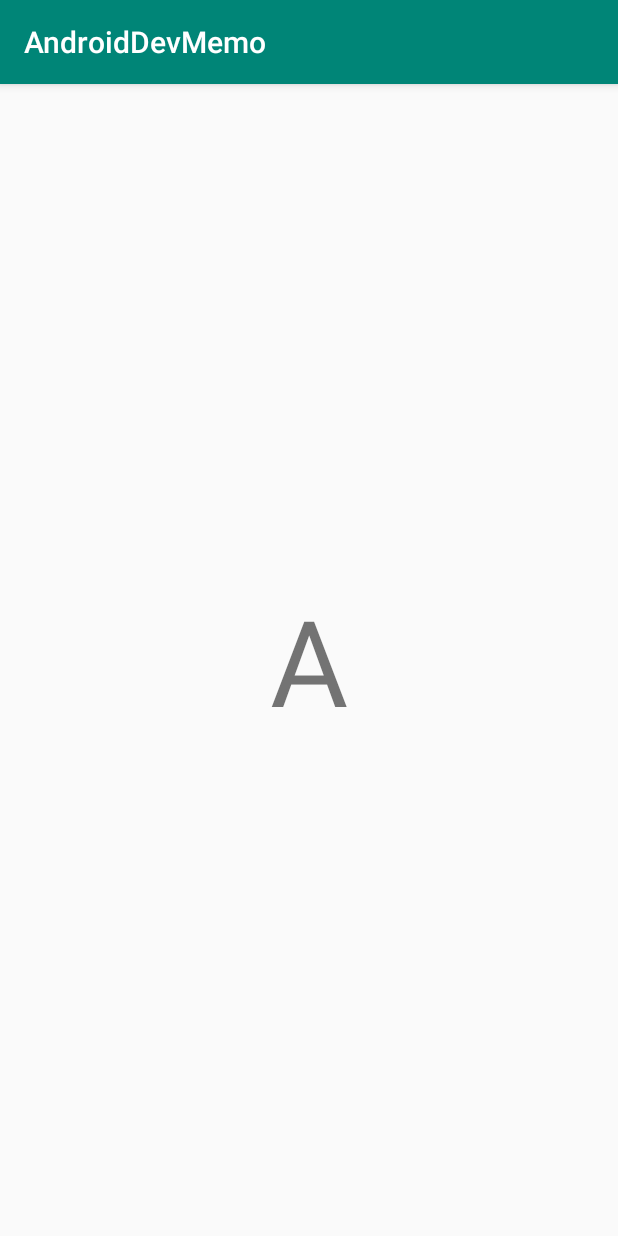
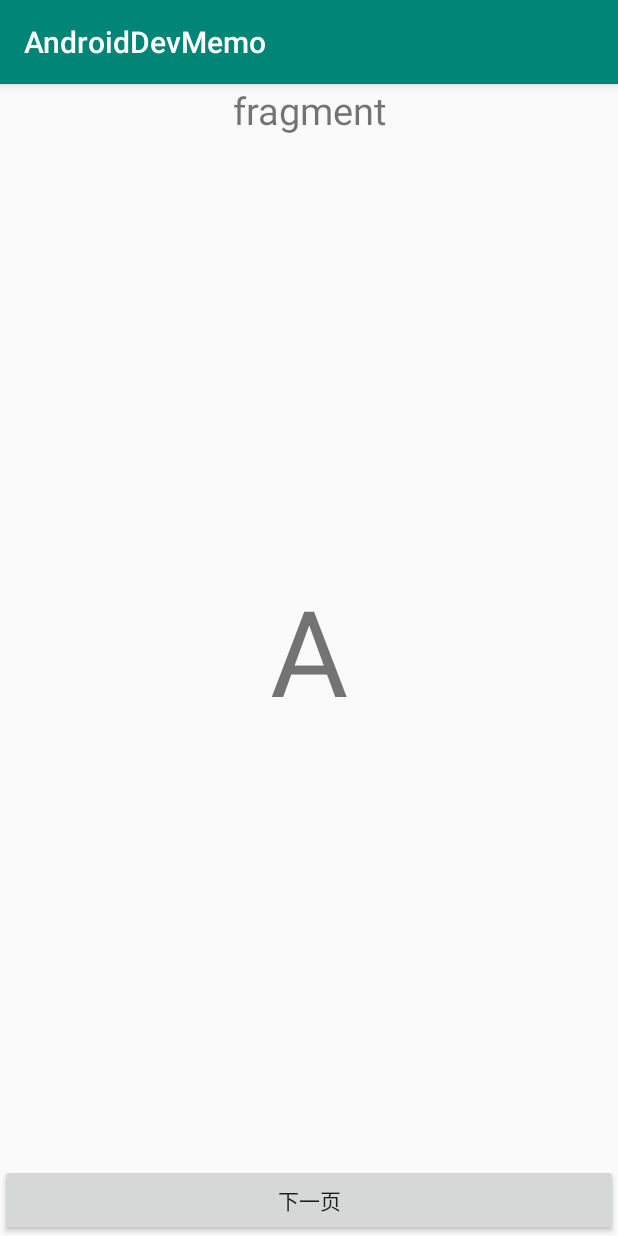
Before and after one commit to shusheng007/AndroidDevMemo, an Android app: the FragmentA screen opened directly, with no data from a screen before it, on a phone screen of 412 x 824 dp. Run offline under Robolectric (Android 15) with nearby library versions, the phone set to English and light mode, and no system bars.

Commit message:
feature：add fragment demo

```diff
--- a/app/src/main/AndroidManifest.xml
+++ b/app/src/main/AndroidManifest.xml
@@ -11,7 +11,9 @@
         android:roundIcon="@mipmap/ic_launcher_round"
         android:supportsRtl="true"
         android:theme="@style/AppTheme">
-        <activity android:name=".fragments.FragmentDemoActivity"></activity>
+        <activity
+            android:name=".fragments.FragmentDemoActivity"
+            ></activity>
         <activity android:name=".storage.StorageActivity" />
         <activity android:name=".MainActivity">
             <intent-filter>
--- a/app/src/main/java/top/ss007/androiddevmemo/fragments/FragmentA.kt
+++ b/app/src/main/java/top/ss007/androiddevmemo/fragments/FragmentA.kt
@@ -5,6 +5,7 @@ import android.os.Bundle
 import android.view.LayoutInflater
 import android.view.View
 import android.view.ViewGroup
+import android.widget.Button
 import androidx.fragment.app.Fragment
 import top.ss007.androiddevmemo.R
 
@@ -12,6 +13,7 @@ import top.ss007.androiddevmemo.R
  * A simple [Fragment] subclass.
  */
 class FragmentA : Fragment() {
+    private lateinit var btnNext:Button
 
     override fun onCreateView(
         inflater: LayoutInflater, container: ViewGroup?,
@@ -20,5 +22,16 @@ class FragmentA : Fragment() {
         return inflater.inflate(R.layout.fragment_a, container, false)
     }
 
+    override fun onViewCreated(view: View, savedInstanceState: Bundle?) {
+        super.onViewCreated(view, savedInstanceState)
+        btnNext=view.findViewById(R.id.btn_a_next)
+        btnNext.setOnClickListener {
+            val fb: FragmentB = Navigator.newFragmentInstance(FragmentB::class.java, Bundle())
+            Navigator.open(
+                fb,
+                false,
+                false)
+        }
+    }
 
 }
--- a/app/src/main/java/top/ss007/androiddevmemo/fragments/FragmentDemoActivity.kt
+++ b/app/src/main/java/top/ss007/androiddevmemo/fragments/FragmentDemoActivity.kt
@@ -1,28 +1,48 @@
 package top.ss007.androiddevmemo.fragments
 
 import android.os.Bundle
+import android.os.PersistableBundle
+import android.util.Log
 import androidx.appcompat.app.AppCompatActivity
+import androidx.fragment.app.Fragment
 import top.ss007.androiddevmemo.R
 
 class FragmentDemoActivity : AppCompatActivity() {
+    lateinit var fa: Fragment
 
     override fun onCreate(savedInstanceState: Bundle?) {
         super.onCreate(savedInstanceState)
         setContentView(R.layout.activity_fragment_demo)
+        Navigator.mFragmentManager = supportFragmentManager
+        if (savedInstanceState == null) {
+            Navigator.mFragmentManager?.addOnBackStackChangedListener {
+                Log.d(TAG, Navigator.mFragmentManager?.fragments.toString())
+            }
+            fa = Navigator.newFragmentInstance(FragmentA::class.java, Bundle())
+            Navigator.open(
+                fa,
+                true,
+                false
+            )
+        } else {
+            fa = supportFragmentManager.getFragment(savedInstanceState, KEY_LAST_FRAGMENT)?:Navigator.newFragmentInstance(FragmentA::class.java, Bundle())
+            Navigator.open(
+                fa,
+                false,
+                true
+            )
+        }
+    }
 
-        val fa: FragmentA = Navigator.newFragmentInstance(FragmentA::class.java, Bundle())
-        Navigator.open(
-            supportFragmentManager,
-            R.id.frg_container,
-            fa,
-            FragmentA::class.java.simpleName,
-            true,
-            false,
-            TAG_TRANSATION_A
-            )
+
+    override fun onSaveInstanceState(outState: Bundle) {
+        super.onSaveInstanceState(outState)
+        val currentFg=supportFragmentManager.fragments[supportFragmentManager.fragments.lastIndex]
+        supportFragmentManager.putFragment(outState, KEY_LAST_FRAGMENT, currentFg)
     }
 
     companion object {
-        val TAG_TRANSATION_A = "TAG_TRANSATION_A"
+        val TAG = "FragmentDemoActivity"
+        val KEY_LAST_FRAGMENT="KEY_LAST_FRAGMENT"
     }
 }
--- a/app/src/main/java/top/ss007/androiddevmemo/fragments/Navigator.kt
+++ b/app/src/main/java/top/ss007/androiddevmemo/fragments/Navigator.kt
@@ -3,6 +3,7 @@ package top.ss007.androiddevmemo.fragments
 import android.os.Bundle
 import androidx.fragment.app.Fragment
 import androidx.fragment.app.FragmentManager
+import top.ss007.androiddevmemo.R
 
 /**
  * Created by Ben.Wang
@@ -13,10 +14,12 @@ import androidx.fragment.app.FragmentManager
  * @description
  */
 object Navigator {
+    var mFragmentManager: FragmentManager? = null
 
-    fun <T : Fragment> newFragmentInstance( clazz: Class<T>,  bundle: Bundle?): T {
-        with(clazz.newInstance()){
-            arguments=bundle
+
+    fun <T : Fragment> newFragmentInstance(clazz: Class<T>, bundle: Bundle?): T {
+        with(clazz.newInstance()) {
+            arguments = bundle
             return this
         }
     }
@@ -27,10 +30,10 @@ object Navigator {
      * @param manager        FragmentManager to show the Fragment with
      * @param fragment       Fragment to show
      * @param tag            Tag to use in the FragmentTransaction
-     * @param asRoot         If TRUE, backstack will be popped before adding fragment
+     * @param asRoot         If TRUE, backStack will be popped before adding fragment
+     * @param popUpStack     If true, pop the top entry from the backStack
      * @param now            If TRUE, commitNow() will be used on the FragmentTransaction instead of commit()
-     * @param transactionTag a tag that the transaction will be marked with, so later it
-     * can be popped all the way to this transaction
+     * @param transactionTag a tag that the transaction will be marked with, so later it can be popped all the way to this transaction
      */
     fun open(
         manager: FragmentManager?,
@@ -38,6 +41,7 @@ object Navigator {
         fragment: Fragment,
         tag: String,
         asRoot: Boolean,
+        popUpStack:Boolean,
         now: Boolean,
         transactionTag: String?
     ): Boolean {
@@ -46,10 +50,14 @@ object Navigator {
                 return false
             }
 
-            val ft = manager!!.beginTransaction()
+            val ft = manager.beginTransaction()
 
-            if (asRoot) {
-                manager.popBackStackImmediate(null,FragmentManager.POP_BACK_STACK_INCLUSIVE)
+            if (popUpStack){
+                //将transactionTag及以上的stackEntry出栈
+                manager.popBackStackImmediate(transactionTag, FragmentManager.POP_BACK_STACK_INCLUSIVE)
+            }else if (asRoot) {
+                //将栈清空
+                manager.popBackStackImmediate(null, FragmentManager.POP_BACK_STACK_INCLUSIVE)
             }
 
             ft.replace(containerId, fragment, tag)
@@ -69,4 +77,13 @@ object Navigator {
         return false
     }
 
+    fun open(fragment: Fragment, asRoot: Boolean, popUpStack: Boolean) {
+        open(
+            mFragmentManager, R.id.frg_container, fragment,
+            fragment::class.java.simpleName, asRoot, popUpStack,
+            false,
+            "TRAN_${fragment::class.java.simpleName}"
+        )
+    }
+
 }
--- a/app/src/main/res/layout/activity_fragment_demo.xml
+++ b/app/src/main/res/layout/activity_fragment_demo.xml
@@ -1,17 +1,32 @@
 <?xml version="1.0" encoding="utf-8"?>
-<androidx.constraintlayout.widget.ConstraintLayout
-    xmlns:android="http://schemas.android.com/apk/res/android"
+<androidx.constraintlayout.widget.ConstraintLayout xmlns:android="http://schemas.android.com/apk/res/android"
     xmlns:app="http://schemas.android.com/apk/res-auto"
     xmlns:tools="http://schemas.android.com/tools"
     android:layout_width="match_parent"
     android:layout_height="match_parent"
     tools:context=".fragments.FragmentDemoActivity">
+
+    <TextView
+        android:id="@+id/tv_fragment_demo"
+        android:layout_width="0dp"
+        android:layout_height="wrap_content"
+        app:layout_constraintTop_toTopOf="parent"
+        app:layout_constraintEnd_toEndOf="parent"
+        app:layout_constraintHorizontal_bias="0.5"
+        app:layout_constraintStart_toStartOf="parent"
+        app:layout_constraintBottom_toTopOf="@+id/frg_container"
+        android:text="fragment"
+        android:gravity="center"
+        android:textSize="25sp"/>
+
     <FrameLayout
         android:id="@+id/frg_container"
         android:layout_width="0dp"
         android:layout_height="0dp"
+        app:layout_constraintTop_toBottomOf="@+id/tv_fragment_demo"
         app:layout_constraintBottom_toBottomOf="parent"
         app:layout_constraintLeft_toLeftOf="parent"
         app:layout_constraintRight_toRightOf="parent"
-        app:layout_constraintTop_toTopOf="parent" />
+        app:layout_constraintHorizontal_bias="0.5"
+        />
 </androidx.constraintlayout.widget.ConstraintLayout>
--- a/app/src/main/res/layout/fragment_a.xml
+++ b/app/src/main/res/layout/fragment_a.xml
@@ -1,16 +1,37 @@
 <?xml version="1.0" encoding="utf-8"?>
 <FrameLayout xmlns:android="http://schemas.android.com/apk/res/android"
+    xmlns:app="http://schemas.android.com/apk/res-auto"
     xmlns:tools="http://schemas.android.com/tools"
     android:layout_width="match_parent"
     android:layout_height="match_parent"
     tools:context=".fragments.FragmentA">
 
-    <!-- TODO: Update blank fragment layout -->
-    <TextView
+    <androidx.constraintlayout.widget.ConstraintLayout
         android:layout_width="match_parent"
-        android:layout_height="match_parent"
-        android:gravity="center"
-        android:textSize="80sp"
-        android:text="A" />
+        android:layout_height="match_parent">
 
+        <TextView
+            android:id="@+id/tv_a_title"
+            android:layout_width="wrap_content"
+            android:layout_height="0dp"
+            android:gravity="center"
+            android:text="A"
+            android:textSize="80sp"
+            app:layout_constraintBottom_toTopOf="@+id/btn_a_next"
+            app:layout_constraintEnd_toEndOf="parent"
+            app:layout_constraintHorizontal_bias="0.5"
+            app:layout_constraintStart_toStartOf="parent"
+            app:layout_constraintTop_toTopOf="parent" />
+
+        <Button
+            android:id="@+id/btn_a_next"
+            android:layout_width="0dp"
+            android:layout_height="wrap_content"
+            android:text="下一页"
+            app:layout_constraintBottom_toBottomOf="parent"
+            app:layout_constraintEnd_toEndOf="parent"
+            app:layout_constraintHorizontal_bias="0.5"
+            app:layout_constraintStart_toStartOf="parent"
+            app:layout_constraintTop_toBottomOf="@+id/tv_a_title" />
+    </androidx.constraintlayout.widget.ConstraintLayout>
 </FrameLayout>
```
Also changed, not shown: app/src/main/java/top/ss007/androiddevmemo/fragments/Constants.kt (added, +15 -0 lines), app/src/main/java/top/ss007/androiddevmemo/fragments/FragmentB.kt (+86 -4 lines), app/src/main/java/top/ss007/androiddevmemo/fragments/FragmentC.kt (+13 -4 lines), app/src/main/res/layout/fragment_b.xml (+28 -6 lines), app/src/main/res/layout/fragment_c.xml (+40 -6 lines).
